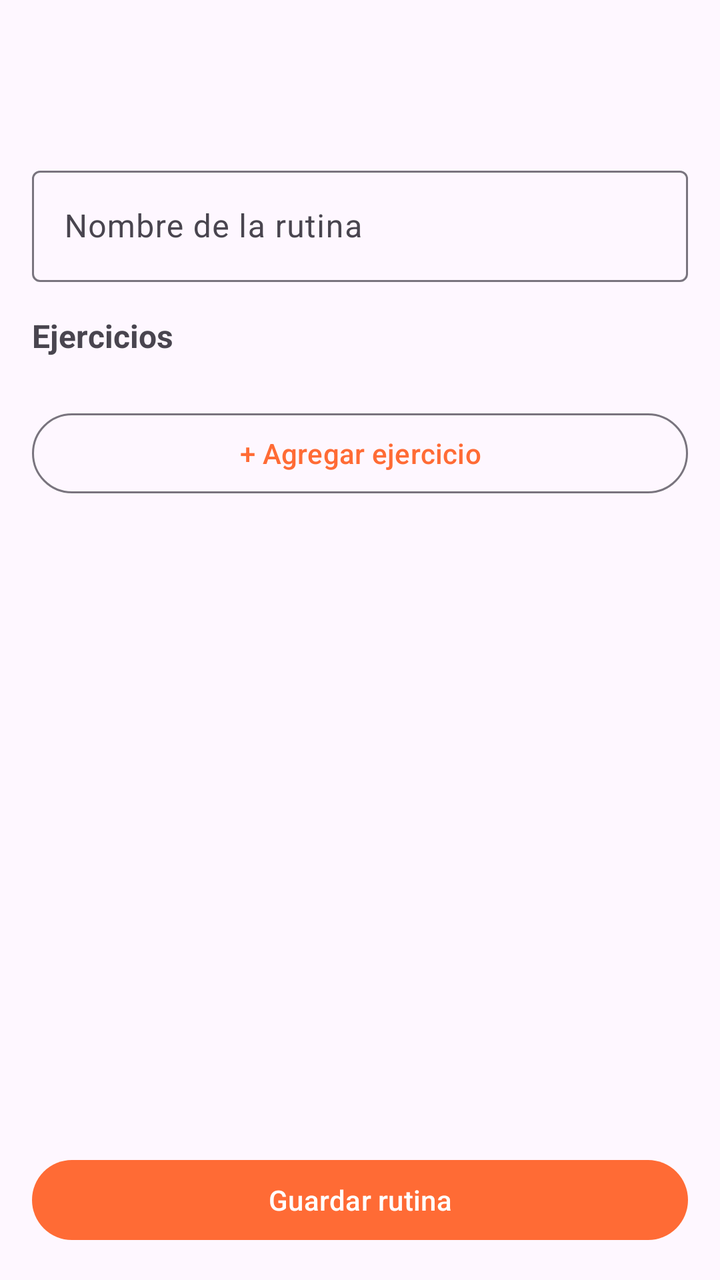
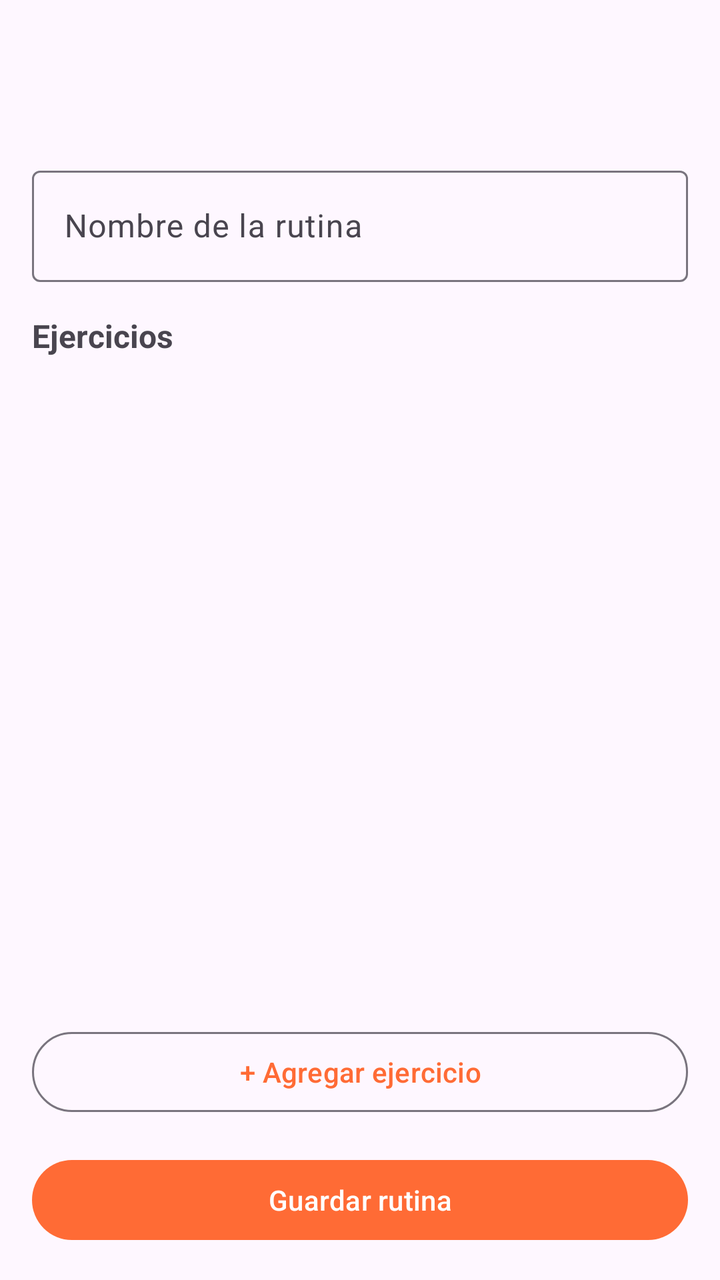

Before-and-after screenshots of an Android layout around one commit, followed by the original layout XML and the change that was made.
<!-- AndroidManifest.xml: application theme Theme.IronQuest -->
<!-- res/layout/activity_edit_routine.xml -->
<?xml version="1.0" encoding="utf-8"?>
<LinearLayout xmlns:android="http://schemas.android.com/apk/res/android"
    xmlns:app="http://schemas.android.com/apk/res-auto"
    android:layout_width="match_parent"
    android:layout_height="match_parent"
    android:orientation="vertical">

    <com.google.android.material.appbar.MaterialToolbar
        android:id="@+id/toolbar"
        android:layout_width="match_parent"
        android:layout_height="?attr/actionBarSize"
        android:title="Rutina" />

    <ScrollView
        android:layout_width="match_parent"
        android:layout_height="0dp"
        android:layout_weight="1">

        <LinearLayout
            android:layout_width="match_parent"
            android:layout_height="wrap_content"
            android:orientation="vertical"
            android:padding="16dp">

            <com.google.android.material.textfield.TextInputLayout
                android:layout_width="match_parent"
                android:layout_height="wrap_content"
                android:hint="Nombre de la rutina">

                <com.google.android.material.textfield.TextInputEditText
                    android:id="@+id/edit_nombre_rutina"
                    android:layout_width="match_parent"
                    android:layout_height="wrap_content" />

            </com.google.android.material.textfield.TextInputLayout>

            <TextView
                android:layout_width="match_parent"
                android:layout_height="wrap_content"
                android:layout_marginTop="16dp"
                android:text="Ejercicios"
                android:textStyle="bold"
                android:textSize="16sp" />

            <androidx.recyclerview.widget.RecyclerView
                android:id="@+id/recycler_ejercicios_rutina"
                android:layout_width="match_parent"
                android:layout_height="wrap_content"
                android:layout_marginTop="8dp"
                android:nestedScrollingEnabled="false" />

            <com.google.android.material.button.MaterialButton
                android:id="@+id/button_agregar_ejercicio"
                style="@style/Widget.Material3.Button.OutlinedButton"
                android:layout_width="match_parent"
                android:layout_height="wrap_content"
                android:layout_marginTop="16dp"
                android:text="+ Agregar ejercicio" />

        </LinearLayout>

    </ScrollView>

    <com.google.android.material.button.MaterialButton
        android:id="@+id/button_guardar_rutina"
        android:layout_width="match_parent"
        android:layout_height="wrap_content"
        android:layout_margin="16dp"
        android:text="Guardar rutina" />

</LinearLayout>
<!-- resources referenced by this layout -->
<resources>
  <style name="Theme.IronQuest" parent="Theme.Material3.DayNight.NoActionBar">
          <item name="colorPrimary">@color/ironquest_orange</item>
          <item name="colorOnPrimary">@color/ironquest_on_orange</item>
          <item name="colorPrimaryContainer">@color/ironquest_orange_container</item>
          <item name="colorOnPrimaryContainer">@color/ironquest_on_orange_container</item>
          <item name="colorSecondary">@color/ironquest_orange_dark</item>
          <item name="colorOnSecondary">@color/ironquest_on_orange</item>
          <item name="colorSecondaryContainer">@color/ironquest_orange_light</item>
          <item name="colorOnSecondaryContainer">@color/ironquest_on_orange_container</item>
          <item name="colorTertiary">@color/ironquest_orange_dark</item>
      </style>
  <color name="ironquest_orange">#FF6B35</color>
  <color name="ironquest_on_orange">#FFFFFF</color>
  <color name="ironquest_orange_container">#FFDBCE</color>
  <color name="ironquest_on_orange_container">#3A0D00</color>
  <color name="ironquest_orange_dark">#E8571F</color>
  <color name="ironquest_orange_light">#FFB199</color>
</resources>

<!-- the commit's change to res/layout/activity_edit_routine.xml (unified diff, before → after) -->
@@ -11,55 +11,51 @@
         android:layout_height="?attr/actionBarSize"
         android:title="Rutina" />
 
-    <ScrollView
+    <com.google.android.material.textfield.TextInputLayout
+        android:layout_width="match_parent"
+        android:layout_height="wrap_content"
+        android:layout_marginStart="16dp"
+        android:layout_marginTop="16dp"
+        android:layout_marginEnd="16dp"
+        android:hint="Nombre de la rutina">
+
+        <com.google.android.material.textfield.TextInputEditText
+            android:id="@+id/edit_nombre_rutina"
+            android:layout_width="match_parent"
+            android:layout_height="wrap_content" />
+
+    </com.google.android.material.textfield.TextInputLayout>
+
+    <TextView
+        android:layout_width="match_parent"
+        android:layout_height="wrap_content"
+        android:layout_marginStart="16dp"
+        android:layout_marginTop="16dp"
+        android:layout_marginEnd="16dp"
+        android:text="Ejercicios"
+        android:textStyle="bold"
+        android:textSize="16sp" />
+
+    <androidx.recyclerview.widget.RecyclerView
+        android:id="@+id/recycler_ejercicios_rutina"
         android:layout_width="match_parent"
         android:layout_height="0dp"
-        android:layout_weight="1">
+        android:layout_weight="1"
+        android:layout_marginTop="8dp"
+        android:clipToPadding="false"
+        android:paddingStart="16dp"
+        android:paddingEnd="16dp"
+        android:paddingBottom="16dp" />
 
-        <LinearLayout
-            android:layout_width="match_parent"
-            android:layout_height="wrap_content"
-            android:orientation="vertical"
-            android:padding="16dp">
-
-            <com.google.android.material.textfield.TextInputLayout
-                android:layout_width="match_parent"
-                android:layout_height="wrap_content"
-                android:hint="Nombre de la rutina">
-
-                <com.google.android.material.textfield.TextInputEditText
-                    android:id="@+id/edit_nombre_rutina"
-                    android:layout_width="match_parent"
-                    android:layout_height="wrap_content" />
-
-            </com.google.android.material.textfield.TextInputLayout>
-
-            <TextView
-                android:layout_width="match_parent"
-                android:layout_height="wrap_content"
-                android:layout_marginTop="16dp"
-                android:text="Ejercicios"
-                android:textStyle="bold"
-                android:textSize="16sp" />
-
-            <androidx.recyclerview.widget.RecyclerView
-                android:id="@+id/recycler_ejercicios_rutina"
-                android:layout_width="match_parent"
-                android:layout_height="wrap_content"
-                android:layout_marginTop="8dp"
-                android:nestedScrollingEnabled="false" />
-
-            <com.google.android.material.button.MaterialButton
-                android:id="@+id/button_agregar_ejercicio"
-                style="@style/Widget.Material3.Button.OutlinedButton"
-                android:layout_width="match_parent"
-                android:layout_height="wrap_content"
-                android:layout_marginTop="16dp"
-                android:text="+ Agregar ejercicio" />
-
-        </LinearLayout>
-
-    </ScrollView>
+    <com.google.android.material.button.MaterialButton
+        android:id="@+id/button_agregar_ejercicio"
+        style="@style/Widget.Material3.Button.OutlinedButton"
+        android:layout_width="match_parent"
+        android:layout_height="wrap_content"
+        android:layout_marginStart="16dp"
+        android:layout_marginTop="8dp"
+        android:layout_marginEnd="16dp"
+        android:text="+ Agregar ejercicio" />
 
     <com.google.android.material.button.MaterialButton
         android:id="@+id/button_guardar_rutina"
